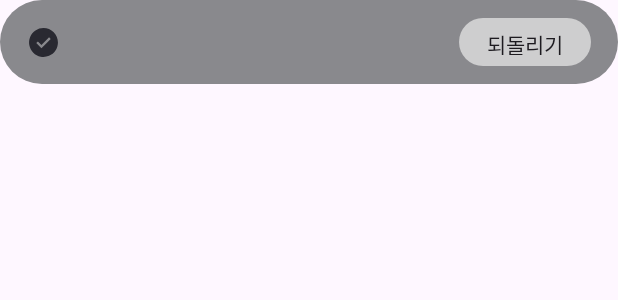
After one commit to garam918/CalenDo, an Android app: the layout custom_snack_bar_layout.xml on its own in the app's theme, with its tools: preview values and no code run, on a phone screen of 412 x 824 dp. The commit adds this screen. Shown: the top 300 px of the screen. Run offline under Robolectric (Android 15) with nearby library versions, the phone set to English and light mode, and no system bars.

Commit message:
feat : snackBar 구현

```diff
--- a/app/build.gradle.kts
+++ b/app/build.gradle.kts
@@ -7,6 +7,7 @@ plugins {
     id("com.google.gms.google-services")
     id("com.google.firebase.crashlytics")
     id("androidx.room")
+    id("kotlin-parcelize")
 }
 
 
@@ -18,8 +19,8 @@ android {
         applicationId = "com.garam.todolist"
         minSdk = 30
         targetSdk = 35
-        versionCode = 14
-        versionName = "1.0.0"
+        versionCode = 16
+        versionName = "1.0.1"
 
         testInstrumentationRunner = "androidx.test.runner.AndroidJUnitRunner"
     }
--- a/app/src/main/java/com/garam/todolist/data/Todo.kt
+++ b/app/src/main/java/com/garam/todolist/data/Todo.kt
@@ -1,9 +1,12 @@
 package com.garam.todolist.data
 
+import android.os.Parcelable
 import com.google.firebase.Timestamp
+import kotlinx.parcelize.Parcelize
 
 // 아이콘, 색상, 시작시간, 인덱스 추가 해야 함
 // 카테고리 아이디 유무로 할일, 일정 구분
+@Parcelize
 data class Todo(
     val id : String,
     val categoryId : String?,
@@ -19,7 +22,7 @@ data class Todo(
     val startTime : String?,
     val index : Int?,
     val savedTime : Timestamp
-)
+) : Parcelable
 
 enum class TodoStatus {
     NONE,       // 체크 해제 상태
--- /dev/null
+++ b/app/src/main/res/drawable/custom_snack_bar_layout_bg.xml
@@ -0,0 +1,8 @@
+<?xml version="1.0" encoding="utf-8"?>
+<shape xmlns:android="http://schemas.android.com/apk/res/android"
+    android:shape="rectangle">
+
+    <corners android:radius="33dp"/>
+    <solid android:color="#89898D"/>
+
+</shape>
--- /dev/null
+++ b/app/src/main/res/drawable/custom_snack_bar_restore_btn_bg.xml
@@ -0,0 +1,7 @@
+<?xml version="1.0" encoding="utf-8"?>
+<shape xmlns:android="http://schemas.android.com/apk/res/android"
+    android:shape="rectangle">
+
+    <corners android:radius="16dp"/>
+    <solid android:color="#CECECF"/>
+</shape>
--- /dev/null
+++ b/app/src/main/res/layout/custom_snack_bar_layout.xml
@@ -0,0 +1,52 @@
+<?xml version="1.0" encoding="utf-8"?>
+<androidx.constraintlayout.widget.ConstraintLayout
+    android:background="@drawable/custom_snack_bar_layout_bg"
+    xmlns:android="http://schemas.android.com/apk/res/android"
+    android:layout_width="match_parent"
+    android:layout_height="wrap_content"
+    xmlns:app="http://schemas.android.com/apk/res-auto">
+
+    <ImageView
+        android:layout_marginStart="18dp"
+        app:layout_constraintStart_toStartOf="parent"
+        app:layout_constraintTop_toTopOf="parent"
+        app:layout_constraintBottom_toBottomOf="parent"
+        android:id="@+id/snack_bar_check_img"
+        android:src="@drawable/todo_status_completed_icon"
+        android:layout_width="wrap_content"
+        android:layout_height="wrap_content"/>
+
+    <TextView
+        android:textColor="@color/white"
+        android:gravity="center_vertical"
+        android:layout_marginStart="15dp"
+        android:layout_marginEnd="15dp"
+        android:layout_marginTop="12dp"
+        android:layout_marginBottom="12dp"
+        app:layout_constraintStart_toEndOf="@id/snack_bar_check_img"
+        app:layout_constraintEnd_toStartOf="@id/snack_bar_restore_btn"
+        app:layout_constraintTop_toTopOf="parent"
+        app:layout_constraintBottom_toBottomOf="parent"
+        android:id="@+id/snack_bar_title_text"
+        android:layout_width="0dp"
+        android:layout_height="0dp"/>
+
+    <androidx.appcompat.widget.AppCompatButton
+        android:background="@drawable/custom_snack_bar_restore_btn_bg"
+        android:layout_marginEnd="18dp"
+        android:stateListAnimator="@null"
+        android:includeFontPadding="false"
+        android:paddingTop="7dp"
+        android:paddingBottom="7dp"
+        android:gravity="center"
+        app:layout_constraintTop_toTopOf="@id/snack_bar_title_text"
+        app:layout_constraintBottom_toBottomOf="@id/snack_bar_title_text"
+        app:layout_constraintEnd_toEndOf="parent"
+        android:id="@+id/snack_bar_restore_btn"
+        android:text="되돌리기"
+        android:layout_width="wrap_content"
+        android:layout_height="32dp"/>
+
+
+
+</androidx.constraintlayout.widget.ConstraintLayout>
--- a/app/src/main/res/values/strings.xml
+++ b/app/src/main/res/values/strings.xml
@@ -6,5 +6,8 @@
     <string name="terms_of_use_string">https://www.termsfeed.com/live/743c79b3-cb46-4843-8293-83ed1f4f77fd</string>
     <string name="privacy_policy_string">https://www.privacypolicies.com/live/dbb29b1d-5325-48cd-8a66-e79273f79b05</string>
     <string name="calendo_feedback_link_string">https://docs.google.com/forms/d/1kSKdNMfWOiWGyBpEFmFlyGFgVP9aiN_yK3gPSQEYdNg/edit</string>
+    <string name="appwidget_text">EXAMPLE</string>
+    <string name="add_widget">Add widget</string>
+    <string name="app_widget_description">This is an app widget description</string>
 
 </resources>
```
Also changed, not shown: app/src/main/java/com/garam/todolist/ui/todoList/TodoListActivity.kt (+6 -1 lines), app/src/main/java/com/garam/todolist/util/functions/showCustomSnackbar.kt (added, +34 -0 lines), app/src/main/res/values/styles.xml (+37 -4 lines).
